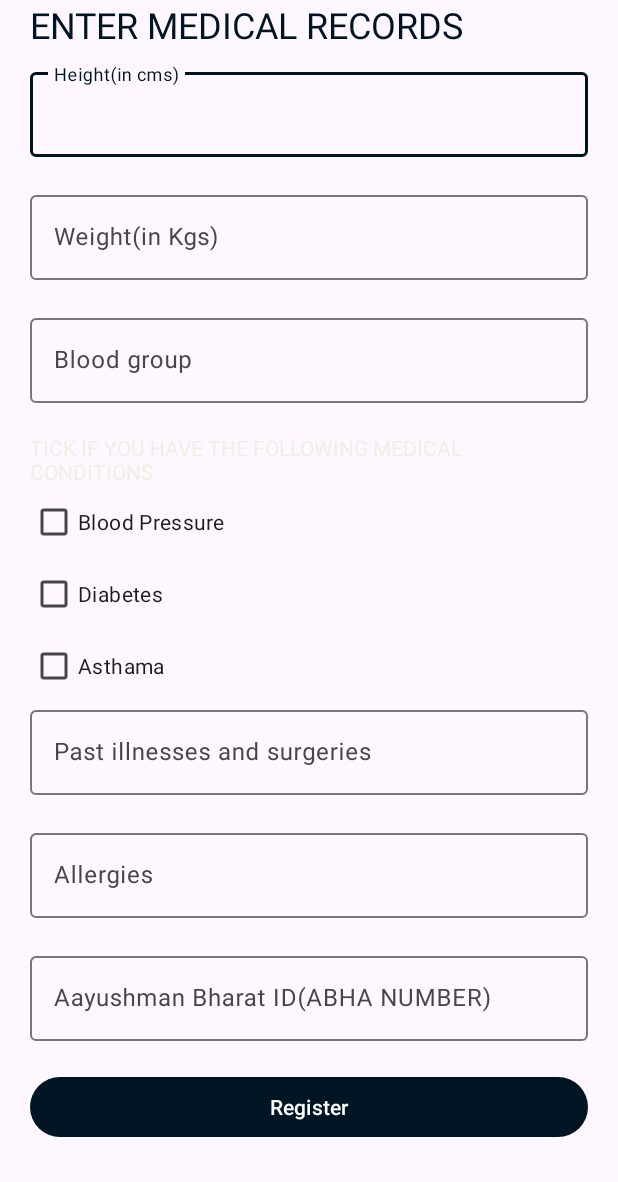
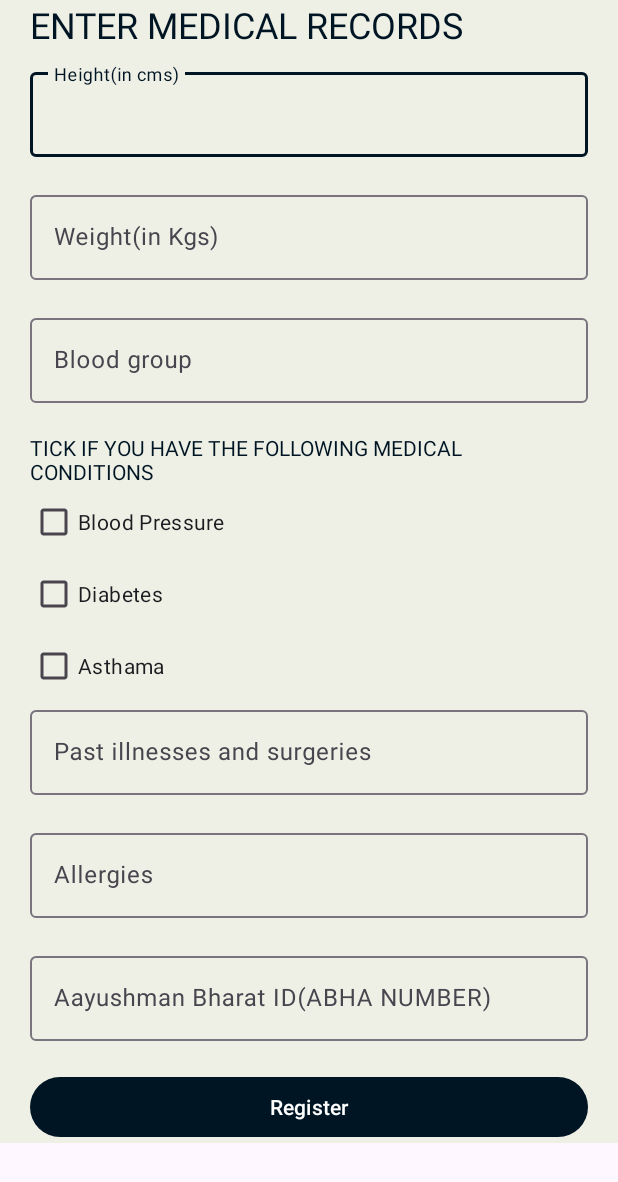
Before and after one commit to PIYUSH-69/Health-care_NFC, an Android app: the patient_medical screen opened directly, with no data from a screen before it, on a phone screen of 412 x 824 dp. Shown: the top 1182 px of the screen. Run offline under Robolectric (Android 15) with nearby library versions, the phone set to English and light mode, and no system bars.

Commit message:
small changes

```diff
--- a/app/src/main/res/layout/activity_patient_medical.xml
+++ b/app/src/main/res/layout/activity_patient_medical.xml
@@ -7,6 +7,7 @@
     android:orientation="vertical"
     android:paddingLeft="20dp"
     android:paddingRight="20dp"
+    android:background="@color/offwhite2"
     tools:context=".patient.patient_personal">
 
 
@@ -62,7 +63,8 @@
         android:layout_width="match_parent"
         android:layout_height="wrap_content"
         android:layout_weight="1"
-        android:text="TICK IF YOU HAVE THE FOLLOWING MEDICAL CONDITIONS" />
+        android:text="TICK IF YOU HAVE THE FOLLOWING MEDICAL CONDITIONS"
+        android:textColor="@color/blue" />
 
     <LinearLayout
         android:layout_width="match_parent"
--- a/app/src/main/res/layout/activity_patient_personal.xml
+++ b/app/src/main/res/layout/activity_patient_personal.xml
@@ -6,6 +6,7 @@
     android:layout_height="wrap_content"
     android:orientation="vertical"
     android:padding="20dp"
+    android:background="@color/offwhite2"
     tools:context=".patient.patient_personal">
 
 
@@ -80,7 +81,8 @@
                     android:layout_height="wrap_content"
                     android:layout_weight="1"
                     android:inputType="none"
-                    android:textColor="@color/blue" />
+                    android:textColor="@color/blue"
+                    app:dropDownBackgroundTint="@color/blue" />
 
             </com.google.android.material.textfield.TextInputLayout>
 
```
